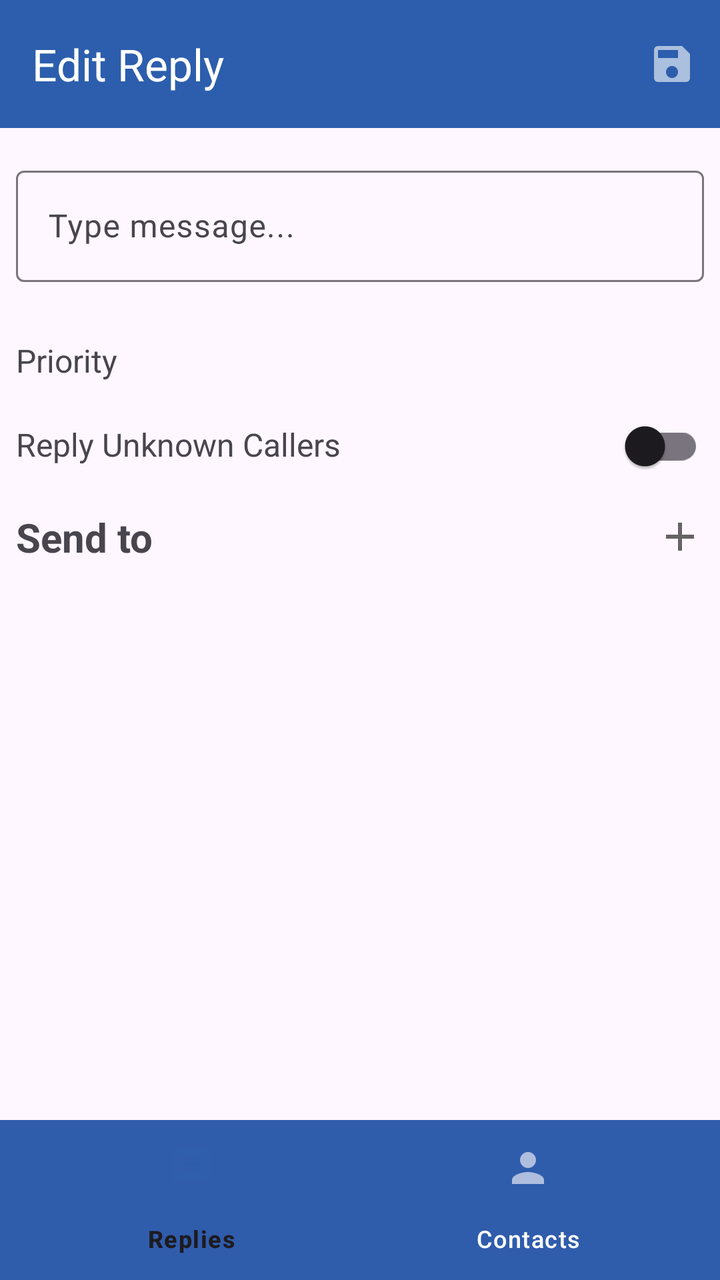
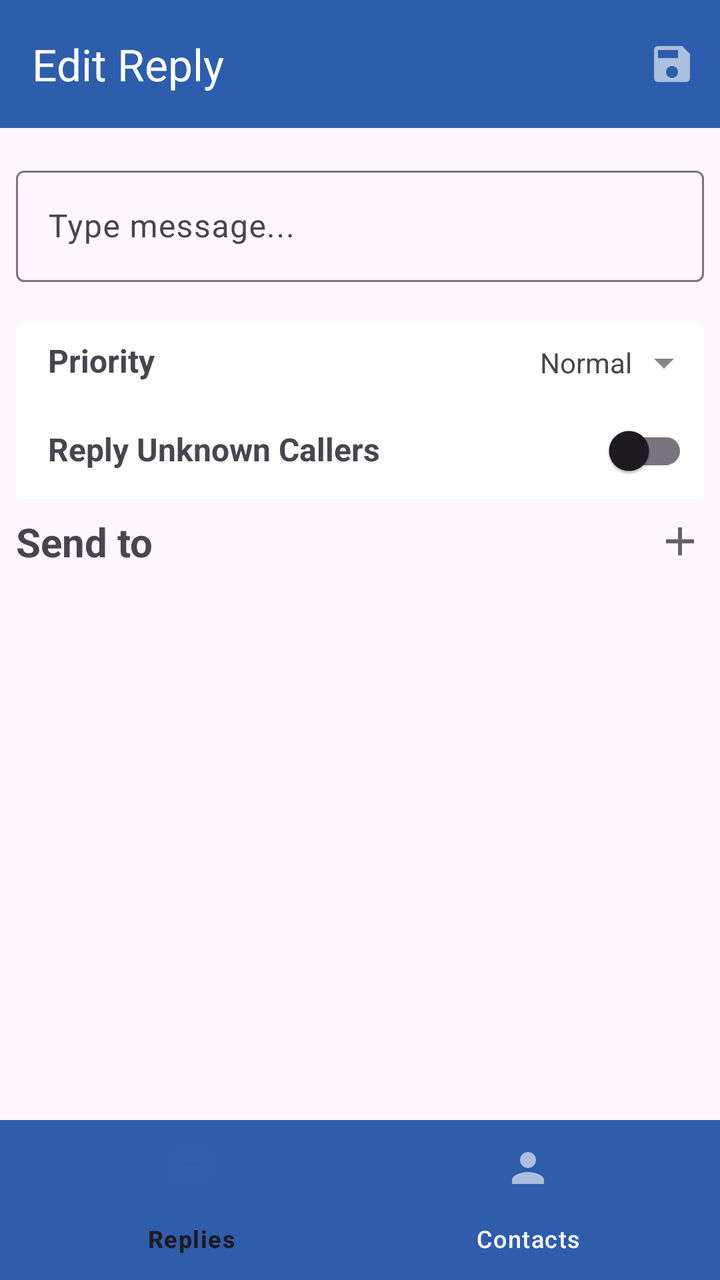

Screens rendered from an Android XML layout before and after an edit, with the pre-edit source and the edit as a unified diff.
<!-- AndroidManifest.xml: application theme Theme.CallSwitch -->
<!-- res/layout/fragment_edit_reply.xml -->
<?xml version="1.0" encoding="utf-8"?>
<androidx.coordinatorlayout.widget.CoordinatorLayout xmlns:android="http://schemas.android.com/apk/res/android"
    xmlns:app="http://schemas.android.com/apk/res-auto"
    xmlns:tools="http://schemas.android.com/tools"
    android:id="@+id/main_fragment"
    android:layout_width="match_parent"
    android:layout_height="match_parent"
    tools:context=".RepliesActivity">

    <include layout="@layout/component_edit_reply_app_bar"/>

    <RelativeLayout

        android:layout_width="match_parent"
        app:layout_behavior="@string/appbar_scrolling_view_behavior"
        android:layout_height="match_parent">

        <androidx.core.widget.NestedScrollView
            android:layout_above="@id/bottom_nav_view"
            android:layout_width="match_parent"
            android:layout_height="match_parent">
            <LinearLayout
                android:layout_width="match_parent"
                android:layout_height="match_parent"
                android:orientation="vertical">
                <com.google.android.material.textfield.TextInputLayout
                    android:hint="@string/type_message"
                    app:errorEnabled="true"
                    android:layout_marginTop="16dp"
                    android:layout_marginHorizontal="8dp"
                    android:layout_width="match_parent"
                    android:layout_height="wrap_content">
                    <com.google.android.material.textfield.TextInputEditText
                        android:id="@+id/reply_text_field"
                        android:layout_width="match_parent"
                        android:layout_height="wrap_content"
                        />
                </com.google.android.material.textfield.TextInputLayout>

                <LinearLayout
                    android:layout_marginTop="8dp"
                    android:layout_width="match_parent"
                    android:layout_height="wrap_content"
                    android:orientation="horizontal">
                    <TextView
                        android:layout_marginHorizontal="8dp"
                        android:layout_weight="1"
                        android:layout_width="0dp"
                        android:layout_height="wrap_content"
                        android:text="@string/priority"
                        android:textSize="16sp"/>

                </LinearLayout>

                <LinearLayout
                    android:layout_marginTop="8dp"
                    android:layout_width="match_parent"
                    android:layout_height="wrap_content"
                    android:orientation="horizontal">
                    <TextView
                        android:layout_marginHorizontal="8dp"
                        android:layout_weight="1"
                        android:layout_width="0dp"
                        android:layout_height="wrap_content"
                        android:text="@string/reply_unknown"
                        android:textSize="16sp"/>

                    <com.google.android.material.switchmaterial.SwitchMaterial
                        android:layout_marginEnd="8dp"
                        android:layout_width="wrap_content"
                        android:layout_height="wrap_content"/>
                </LinearLayout>
                <LinearLayout
                    android:layout_marginTop="8dp"
                    android:layout_width="match_parent"
                    android:layout_height="wrap_content"
                    android:orientation="horizontal">
                    <com.google.android.material.textview.MaterialTextView
                        android:layout_marginHorizontal="8dp"
                        android:layout_width="0dp"
                        android:layout_weight="1"
                        android:layout_height="wrap_content"
                        android:layout_gravity="center_vertical"
                        android:text="@string/send_to"
                        android:textSize="20sp"
                        android:textStyle="bold"/>
                    <ImageButton
                        android:layout_marginEnd="8dp"
                        android:id="@+id/add_contacts_button"
                        android:layout_width="wrap_content"
                        android:layout_height="wrap_content"
                        android:layout_gravity="center_vertical"
                        android:contentDescription="@string/add_contacts_hint"
                        android:background="@null"
                        app:tint="@color/black"
                        android:src="@drawable/ic_action_add"/>
                </LinearLayout>

                <androidx.recyclerview.widget.RecyclerView
                    android:layout_marginTop="16dp"
                    android:layout_marginBottom="16dp"
                    android:layout_marginHorizontal="8dp"
                    android:id="@+id/selected_contacts_recycler_view"
                    android:layout_width="match_parent"
                    android:layout_height="match_parent"/>
            </LinearLayout>
        </androidx.core.widget.NestedScrollView>




        <include layout="@layout/component_bottom_nav_bar"
            android:id="@+id/bottom_nav_view"/>

    </RelativeLayout>


</androidx.coordinatorlayout.widget.CoordinatorLayout>
<!-- res/layout/component_edit_reply_app_bar.xml (included above) -->
<?xml version="1.0" encoding="utf-8"?>
<com.google.android.material.appbar.AppBarLayout xmlns:android="http://schemas.android.com/apk/res/android"
    xmlns:app="http://schemas.android.com/apk/res-auto"
    android:id="@+id/toolbar_main"
    android:layout_width="match_parent"
    android:layout_height="wrap_content"
    android:fitsSystemWindows="true"
    app:liftOnScrollColor="@color/blue"
    app:liftOnScroll="true">

    <com.google.android.material.appbar.MaterialToolbar
        android:id="@+id/edit_reply_toolbar"
        android:layout_width="match_parent"
        android:layout_height="wrap_content"
        android:minHeight="?attr/actionBarSize"
        app:menu="@menu/new_reply_menu"
        app:title="@string/edit_reply"/>
</com.google.android.material.appbar.AppBarLayout>
<!-- res/layout/component_bottom_nav_bar.xml (included above) -->
<?xml version="1.0" encoding="utf-8"?>
<com.google.android.material.bottomnavigation.BottomNavigationView xmlns:android="http://schemas.android.com/apk/res/android"
    android:layout_width="match_parent"
    android:layout_height="wrap_content"
    android:fitsSystemWindows="true"
    android:id="@+id/bottom_nav_view"
    android:layout_alignParentBottom="true"
    xmlns:app="http://schemas.android.com/apk/res-auto"
    app:menu="@menu/bottom_navigation_menu" />
<!-- resources referenced by this layout -->
<resources>
  <color name="black">#FF000000</color>
  <color name="blue">#2C5EAD</color>
  <!-- drawable ic_action_add (drawable-anydpi) -->
  <vector xmlns:android="http://schemas.android.com/apk/res/android"
      android:width="24dp"
      android:height="24dp"
      android:viewportWidth="24"
      android:viewportHeight="24"
      android:tint="#333333"
      android:alpha="0.6">
    <path
        android:fillColor="@android:color/white"
        android:pathData="M19,13h-6v6h-2v-6H5v-2h6V5h2v6h6v2z"/>
  </vector>
  <string name="add_contacts_hint">Add contacts to send reply to</string>
  <string name="edit_reply">Edit Reply</string>
  <string name="priority">Priority</string>
  <string name="reply_unknown">Reply Unknown Callers</string>
  <string name="send_to">Send to</string>
  <string name="type_message">Type message...</string>
  <style name="Theme.CallSwitch" parent="Base.Theme.CallSwitch" />
  <style name="Base.Theme.CallSwitch" parent="Theme.Material3.DayNight.NoActionBar">
          
          
          <item name="colorSurface">@color/blue</item>
          <item name="toolbarStyle">@style/Widget.App.Toolbar</item>
          <item name="bottomNavigationStyle">@style/Widget.App.BottomNavigationView</item>
      </style>
  <style name="Widget.App.Toolbar" parent="Widget.Material3.Toolbar">
          <item name="materialThemeOverlay">@style/ThemeOverlay.App.Toolbar</item>
      </style>
  <style name="Widget.App.BottomNavigationView" parent="Widget.Material3.BottomNavigationView">
          <item name="materialThemeOverlay">@style/ThemeOverlay.App.BottomNavigationView</item>
      </style>
  <style name="ThemeOverlay.App.Toolbar" parent="">
          <item name="colorSurface">@color/blue</item>
          <item name="colorOnSurface">@color/blue</item>
          <item name="colorSurfaceContainer">@color/blue</item>
          <item name="colorOnSurfaceVariant">@color/white</item>
          <item name="titleTextColor">@color/white</item>
          <item name="iconTint">@color/white</item>
          <item name="textAppearanceTitleLarge">@style/TextAppearance.App.TitleLarge</item>
          <item name="textAppearanceTitleMedium">@style/TextAppearance.App.TitleMedium</item>
      </style>
  <style name="ThemeOverlay.App.BottomNavigationView" parent="">
          
          <item name="colorOnSurfaceVariant">@color/white</item>
          
          <item name="colorSurfaceContainer">@color/blue</item>
          
          <item name="colorSecondary">@color/blue</item>
          
          <item name="colorSecondaryContainer">@color/white</item>
          
          <item name="colorOnSecondaryContainer">@color/blue</item>
      </style>
  <color name="white">#FFFFFFFF</color>
  <style name="TextAppearance.App.TitleLarge" parent="TextAppearance.Material3.TitleLarge">
  
  
      </style>
  <style name="TextAppearance.App.TitleMedium" parent="TextAppearance.Material3.TitleMedium">
  
  
      </style>
</resources>

<!-- the commit's change to res/layout/fragment_edit_reply.xml (unified diff, before → after) -->
@@ -38,38 +38,64 @@
                 </com.google.android.material.textfield.TextInputLayout>
 
                 <LinearLayout
-                    android:layout_marginTop="8dp"
+                    android:layout_marginHorizontal="8dp"
+                    android:background="@drawable/rounded_rectangle_background_4"
                     android:layout_width="match_parent"
                     android:layout_height="wrap_content"
-                    android:orientation="horizontal">
-                    <TextView
-                        android:layout_marginHorizontal="8dp"
-                        android:layout_weight="1"
-                        android:layout_width="0dp"
+                    android:orientation="vertical">
+                    <LinearLayout
+                        android:layout_marginEnd="8dp"
+                        android:layout_marginTop="8dp"
+                        android:layout_width="match_parent"
                         android:layout_height="wrap_content"
-                        android:text="@string/priority"
-                        android:textSize="16sp"/>
+                        android:orientation="horizontal">
+                        <TextView
+                            android:layout_marginHorizontal="16dp"
+                            android:layout_weight="1"
+                            android:layout_width="0dp"
+                            android:layout_height="wrap_content"
+                            android:text="@string/priority"
+                            android:textSize="16sp"
+                            android:textStyle="bold"/>
+                        <LinearLayout
+                            android:gravity="center_vertical"
+                            android:layout_width="wrap_content"
+                            android:layout_height="wrap_content"
+                            android:orientation="horizontal">
+                            <TextView
+                                android:layout_width="wrap_content"
+                                android:layout_height="wrap_content"
+                                android:text="@string/normal"
+                                android:layout_marginEnd="4dp"/>
+                            <ImageView
+                                android:layout_width="wrap_content"
+                                android:layout_height="wrap_content"
+                                android:src="@drawable/ic_action_down"/>
+                        </LinearLayout>
 
+                    </LinearLayout>
+
+                    <LinearLayout
+                        android:layout_marginTop="8dp"
+                        android:layout_width="match_parent"
+                        android:layout_height="wrap_content"
+                        android:orientation="horizontal">
+                        <TextView
+                            android:layout_marginHorizontal="16dp"
+                            android:layout_weight="1"
+                            android:layout_width="0dp"
+                            android:layout_height="wrap_content"
+                            android:text="@string/reply_unknown"
+                            android:textStyle="bold"
+                            android:textSize="16sp"/>
+
+                        <com.google.android.material.switchmaterial.SwitchMaterial
+                            android:layout_marginEnd="8dp"
+                            android:layout_width="wrap_content"
+                            android:layout_height="wrap_content"/>
+                    </LinearLayout>
                 </LinearLayout>
 
-                <LinearLayout
-                    android:layout_marginTop="8dp"
-                    android:layout_width="match_parent"
-                    android:layout_height="wrap_content"
-                    android:orientation="horizontal">
-                    <TextView
-                        android:layout_marginHorizontal="8dp"
-                        android:layout_weight="1"
-                        android:layout_width="0dp"
-                        android:layout_height="wrap_content"
-                        android:text="@string/reply_unknown"
-                        android:textSize="16sp"/>
-
-                    <com.google.android.material.switchmaterial.SwitchMaterial
-                        android:layout_marginEnd="8dp"
-                        android:layout_width="wrap_content"
-                        android:layout_height="wrap_content"/>
-                </LinearLayout>
                 <LinearLayout
                     android:layout_marginTop="8dp"
                     android:layout_width="match_parent"
<!-- resource entries referenced after the edit -->
@@ -14,8 +14,28 @@
         android:fillColor="@android:color/white"
         android:pathData="M19,13h-6v6h-2v-6H5v-2h6V5h2v6h6v2z"/>
   </vector>
+  <!-- drawable ic_action_down (drawable-anydpi) -->
+  <vector xmlns:android="http://schemas.android.com/apk/res/android"
+      android:width="24dp"
+      android:height="24dp"
+      android:viewportWidth="24"
+      android:viewportHeight="24"
+      android:tint="#333333"
+      android:alpha="0.6">
+    <path
+        android:fillColor="@android:color/white"
+        android:pathData="M7,10l5,5 5,-5z"/>
+  </vector>
+  <!-- drawable rounded_rectangle_background_4 (drawable) -->
+  <?xml version="1.0" encoding="utf-8"?>
+  <shape xmlns:android="http://schemas.android.com/apk/res/android"
+      android:shape="rectangle">
+      <corners android:radius="4dp"/>
+      <solid android:color="@color/white"/>
+  </shape>
   <string name="add_contacts_hint">Add contacts to send reply to</string>
   <string name="edit_reply">Edit Reply</string>
+  <string name="normal">Normal</string>
   <string name="priority">Priority</string>
   <string name="reply_unknown">Reply Unknown Callers</string>
   <string name="send_to">Send to</string>
